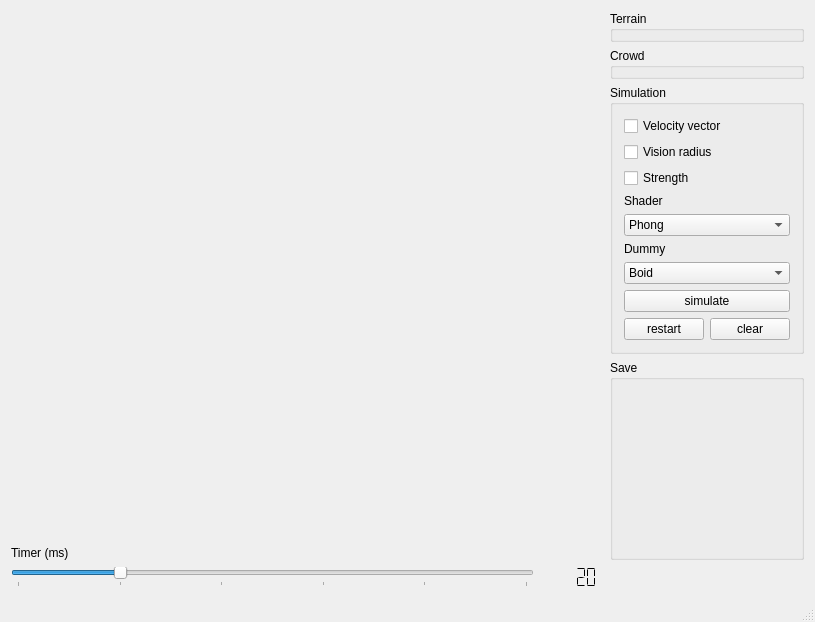
First picture: the form in CrowdSimulator/ui/MainWindow.ui, repository carlospzlz/crowdsimulator, before the edit.
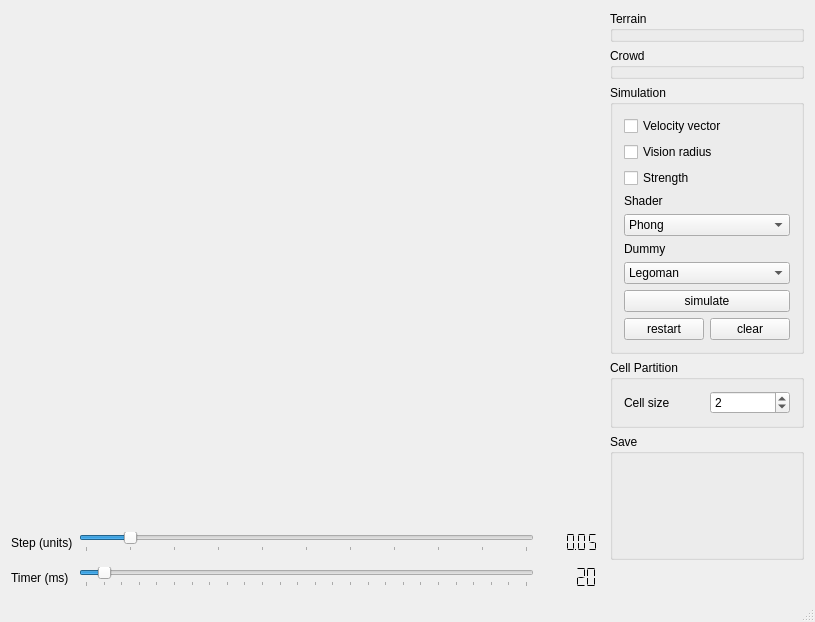
Second picture: the form after the edit.

Patch:
```diff
--- a/CrowdSimulator/ui/MainWindow.ui
+++ b/CrowdSimulator/ui/MainWindow.ui
@@ -15,7 +15,14 @@
   </property>
   <widget class="QWidget" name="WindowLayout">
    <layout class="QGridLayout" name="s_windowLayout">
-    <item row="2" column="2">
+    <item row="4" column="3" rowspan="3">
+     <widget class="QGroupBox" name="groupBox_4">
+      <property name="title">
+       <string>Save</string>
+      </property>
+     </widget>
+    </item>
+    <item row="2" column="3">
      <widget class="QGroupBox" name="groupBox_3">
       <property name="title">
        <string>Simulation</string>
@@ -91,7 +98,7 @@
        <item row="6" column="0">
         <widget class="QComboBox" name="s_dummyComboBox">
          <property name="currentIndex">
-          <number>0</number>
+          <number>1</number>
          </property>
          <item>
           <property name="text">
@@ -138,28 +145,21 @@
       </layout>
      </widget>
     </item>
-    <item row="0" column="2">
+    <item row="0" column="3">
      <widget class="QGroupBox" name="groupBox">
       <property name="title">
        <string>Terrain</string>
       </property>
      </widget>
     </item>
-    <item row="5" column="0">
-     <widget class="QLabel" name="s_timerLabel">
-      <property name="text">
-       <string>Timer (ms)</string>
-      </property>
-     </widget>
-    </item>
-    <item row="1" column="2">
+    <item row="1" column="3">
      <widget class="QGroupBox" name="groupBox_2">
       <property name="title">
        <string>Crowd</string>
       </property>
      </widget>
     </item>
-    <item row="0" column="0" colspan="2">
+    <item row="0" column="1" colspan="2">
      <spacer name="horizontalSpacer">
       <property name="orientation">
        <enum>Qt::Horizontal</enum>
@@ -172,7 +172,7 @@
       </property>
      </spacer>
     </item>
-    <item row="4" column="0">
+    <item row="4" column="1">
      <spacer name="verticalSpacer">
       <property name="orientation">
        <enum>Qt::Vertical</enum>
@@ -185,10 +185,10 @@
       </property>
      </spacer>
     </item>
-    <item row="6" column="0">
+    <item row="8" column="1">
      <widget class="QSlider" name="s_timerSlider">
       <property name="maximum">
-       <number>100</number>
+       <number>500</number>
       </property>
       <property name="singleStep">
        <number>20</number>
@@ -207,7 +207,7 @@
       </property>
      </widget>
     </item>
-    <item row="6" column="1">
+    <item row="8" column="2">
      <widget class="QLCDNumber" name="s_timerLcd">
       <property name="frameShape">
        <enum>QFrame::NoFrame</enum>
@@ -215,6 +215,9 @@
       <property name="frameShadow">
        <enum>QFrame::Plain</enum>
       </property>
+      <property name="lineWidth">
+       <number>1</number>
+      </property>
       <property name="segmentStyle">
        <enum>QLCDNumber::Flat</enum>
       </property>
@@ -223,11 +226,91 @@
       </property>
      </widget>
     </item>
-    <item row="4" column="2" rowspan="2">
-     <widget class="QGroupBox" name="groupBox_4">
+    <item row="5" column="1">
+     <widget class="QSlider" name="s_stepSlider">
+      <property name="maximum">
+       <number>50</number>
+      </property>
+      <property name="singleStep">
+       <number>1</number>
+      </property>
+      <property name="pageStep">
+       <number>1</number>
+      </property>
+      <property name="value">
+       <number>5</number>
+      </property>
+      <property name="orientation">
+       <enum>Qt::Horizontal</enum>
+      </property>
+      <property name="tickPosition">
+       <enum>QSlider::TicksBelow</enum>
+      </property>
+      <property name="tickInterval">
+       <number>5</number>
+      </property>
+     </widget>
+    </item>
+    <item row="5" column="2">
+     <widget class="QLCDNumber" name="s_stepLcd">
+      <property name="frameShape">
+       <enum>QFrame::NoFrame</enum>
+      </property>
+      <property name="frameShadow">
+       <enum>QFrame::Plain</enum>
+      </property>
+      <property name="lineWidth">
+       <number>1</number>
+      </property>
+      <property name="smallDecimalPoint">
+       <bool>true</bool>
+      </property>
+      <property name="segmentStyle">
+       <enum>QLCDNumber::Flat</enum>
+      </property>
+      <property name="value" stdset="0">
+       <double>0.050000000000000</double>
+      </property>
+     </widget>
+    </item>
+    <item row="5" column="0">
+     <widget class="QLabel" name="s_stepLabel">
+      <property name="text">
+       <string>Step (units)</string>
+      </property>
+     </widget>
+    </item>
+    <item row="8" column="0">
+     <widget class="QLabel" name="s_timerLabel">
+      <property name="text">
+       <string>Timer (ms)</string>
+      </property>
+     </widget>
+    </item>
+    <item row="3" column="3">
+     <widget class="QGroupBox" name="groupBox_5">
       <property name="title">
-       <string>Save</string>
+       <string>Cell Partition</string>
       </property>
+      <layout class="QGridLayout" name="gridLayout_3">
+       <item row="0" column="1">
+        <widget class="QSpinBox" name="s_cellSizeSpinbox">
+         <property name="maximum">
+          <number>50</number>
+         </property>
+         <property name="value">
+          <number>2</number>
+         </property>
+        </widget>
+       </item>
+       <item row="0" column="0">
+        <widget class="QLabel" name="label_3">
+         <property name="text">
+          <string>Cell size</string>
+         </property>
+        </widget>
+       </item>
+      </layout>
      </widget>
     </item>
    </layout>
```
